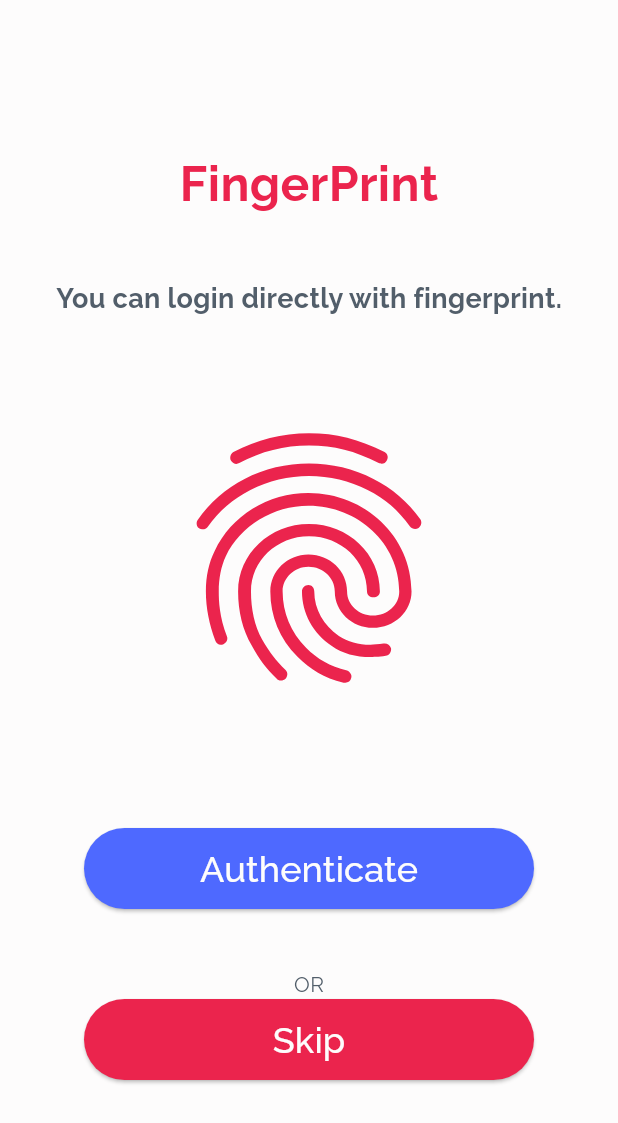
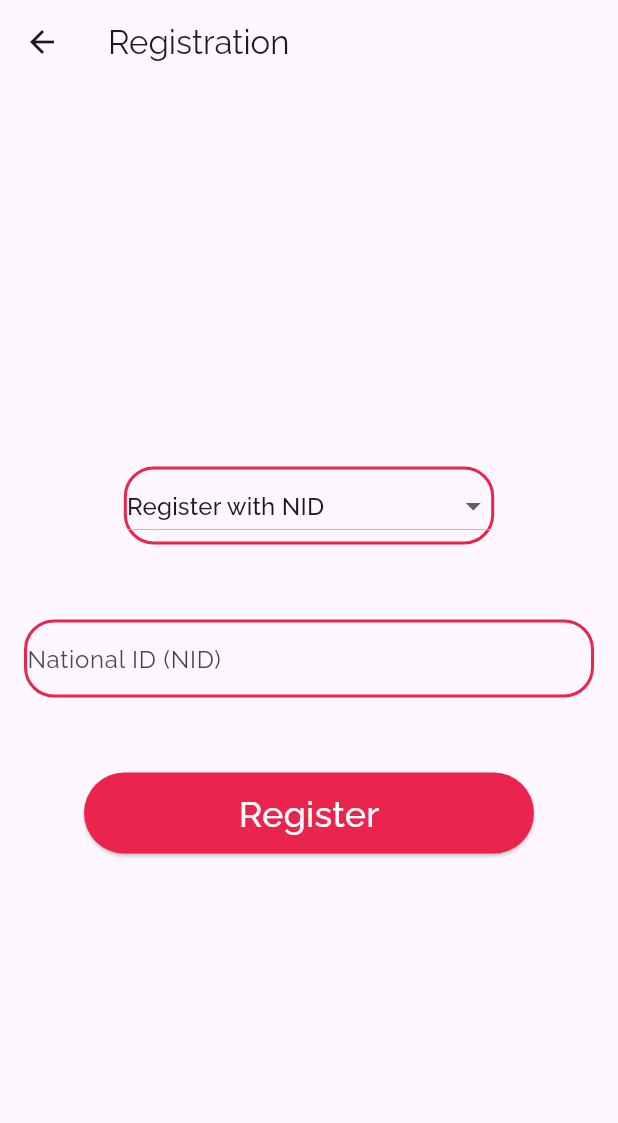
Before and after one commit to lorem-ipsum-group/nagarik, a Flutter app: the OnboardingScreen screen opened directly, after a tap on "Skip", on a phone screen of 412 x 824 dp. Shown: the top 1123 px of the screen. Run offline on Flutter 3.47's test engine with Material 3 defaults, Android fonts, the phone set to English and light mode, and no system bars; our stand-ins replace carousel_slider, chat_bubbles, cloud_firestore, firebase_core, google_fonts, local_auth and 2 more; accounts and stored records are empty.

Commit message:
register using NID

```diff
--- a/lib/onboarding_screen.dart
+++ b/lib/onboarding_screen.dart
@@ -3,9 +3,9 @@
 import 'package:flutter/material.dart';
 import 'package:nagarik/intro_screens/1_nid_page.dart';
 import 'package:nagarik/intro_screens/2_gov_documents.dart';
-import 'package:nagarik/main.dart';
 import 'package:nagarik/my_colors.dart';
 import 'package:smooth_page_indicator/smooth_page_indicator.dart';
+import 'package:nagarik/registration.dart';
 
 class OnboardingScreen extends StatefulWidget {
   const OnboardingScreen({super.key});
@@ -50,7 +50,7 @@ class _OnboardingScreenState extends State<OnboardingScreen> {
                     Navigator.push(
                       context,
                       MaterialPageRoute(builder: (context) {
-                        return const AuthenticationPage();
+                        return RegistrationScreen();
                       }),
                     );
                   },
@@ -74,7 +74,7 @@ class _OnboardingScreenState extends State<OnboardingScreen> {
                           Navigator.push(
                             context,
                             MaterialPageRoute(builder: (context) {
-                              return const AuthenticationPage();
+                              return RegistrationScreen();
                             }),
                           );
                         },
--- /dev/null
+++ b/lib/registration.dart
@@ -0,0 +1,127 @@
+import 'package:cloud_firestore/cloud_firestore.dart';
+import 'package:flutter/material.dart';
+import 'package:localstorage/localstorage.dart';
+import 'package:nagarik/main.dart';
+import 'package:nagarik/my_colors.dart';
+
+enum RegistrationMethod { nid, phoneNumber }
+
+class RegistrationScreen extends StatefulWidget {
+  @override
+  _RegistrationScreenState createState() => _RegistrationScreenState();
+}
+
+class _RegistrationScreenState extends State<RegistrationScreen> {
+  TextEditingController nidController = TextEditingController();
+  TextEditingController phoneNumberController = TextEditingController();
+  bool isLoading = false;
+
+  RegistrationMethod selectedMethod = RegistrationMethod.nid;
+
+  Future<void> checkExists(String nid) async {
+    setState(() {
+      isLoading = true;
+    });
+
+    DocumentSnapshot user =
+        await FirebaseFirestore.instance.collection('users').doc(nid).get();
+
+    if (user.data() != null) {
+      LocalStorage storage = LocalStorage("user_id");
+      await storage.ready;
+      storage.setItem("nid", nid);
+      Navigator.pushReplacement(
+          context, MaterialPageRoute(builder: (_) => AuthenticationPage()));
+    } else {
+      ScaffoldMessenger.of(context).showSnackBar(
+        const SnackBar(
+          content: Text('NID already exists. Please choose another one.'),
+          backgroundColor: Colors.red,
+        ),
+      );
+    }
+
+    setState(() {
+      isLoading = false;
+    });
+  }
+
+  @override
+  Widget build(BuildContext context) {
+    return Scaffold(
+      appBar: AppBar(
+        title: const Text('Registration'),
+      ),
+      body: Padding(
+        padding: EdgeInsets.all(16.0),
+        child: Column(
+          mainAxisAlignment: MainAxisAlignment.center,
+          crossAxisAlignment: CrossAxisAlignment.center,
+          children: [
+            Container(
+              decoration: BoxDecoration(
+                border: Border.all(color: red, width: 2.0),
+                borderRadius: BorderRadius.all(Radius.circular(20.0))),
+              child: DropdownButton<RegistrationMethod>(
+                value: selectedMethod,
+                onChanged: (method) {
+                  setState(() {
+                      selectedMethod = method!;
+                  });
+                },
+                items: [
+                  DropdownMenuItem(
+                    value: RegistrationMethod.nid,
+                    child: Text('Register with NID'),
+                  ),
+                  DropdownMenuItem(
+                    value: RegistrationMethod.phoneNumber,
+                    child: Text('Register with Phone Number'),
+                  ),
+                ],
+              ),
+            ),
+            SizedBox(height: 50),
+            Container(
+                decoration: BoxDecoration(
+                    border: Border.all(color: red, width: 2.0),
+                    borderRadius: BorderRadius.all(Radius.circular(20.0))),
+                child: TextField(
+                  controller: selectedMethod == RegistrationMethod.nid
+                      ? nidController
+                      : phoneNumberController,
+                  decoration: InputDecoration(
+                    border: InputBorder.none,
+                    hintText: selectedMethod == RegistrationMethod.nid
+                        ? 'National ID (NID)'
+                        : 'Phone Number',
+
+                  ),
+                )),
+            SizedBox(height: 50),
+            Align(
+              child: ElevatedButton(
+              onPressed: () {
+                String value = selectedMethod == RegistrationMethod.nid
+                    ? nidController.text
+                    : phoneNumberController.text;
+                checkExists(value);
+              },
+              style:
+                 ElevatedButton.styleFrom(
+                  backgroundColor: red,
+                  padding:
+                      const EdgeInsets.symmetric(horizontal: 20, vertical: 10),
+                  fixedSize: const Size.fromWidth(300),
+                  shadowColor: Colors.black),
+              child: isLoading
+                  ? CircularProgressIndicator() // Show a loading indicator while querying
+                  : Text('Register', style: TextStyle(color: white, fontSize: 24),),
+            ),
+            )
+          ],
+        ),
+      ),
+    );
+  }
+}
--- a/pubspec.yaml
+++ b/pubspec.yaml
@@ -49,6 +49,7 @@ dependencies:
   chat_bubbles: ^1.5.0
   rest_api: ^0.0.0
   flutter_chat_bubble: ^2.0.2
+  localstorage: ^4.0.1+4
 
 
 dev_dependencies:
```
Also changed, not shown: lib/main.dart (+24 -8 lines), pubspec.lock, 1 other file.
